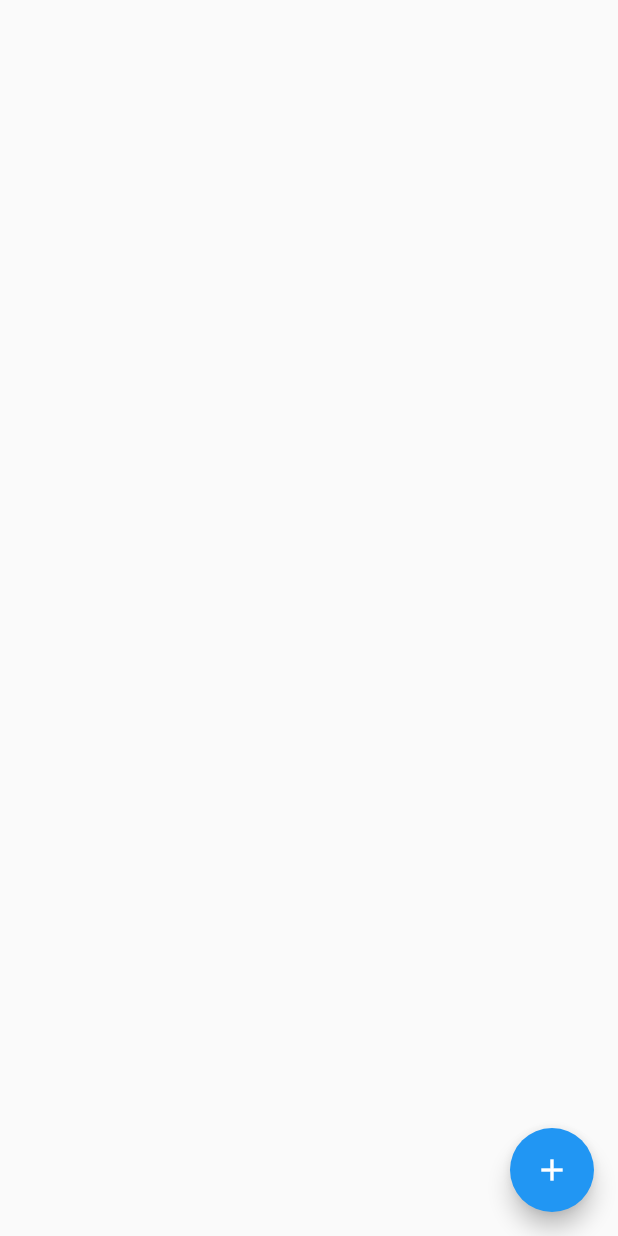
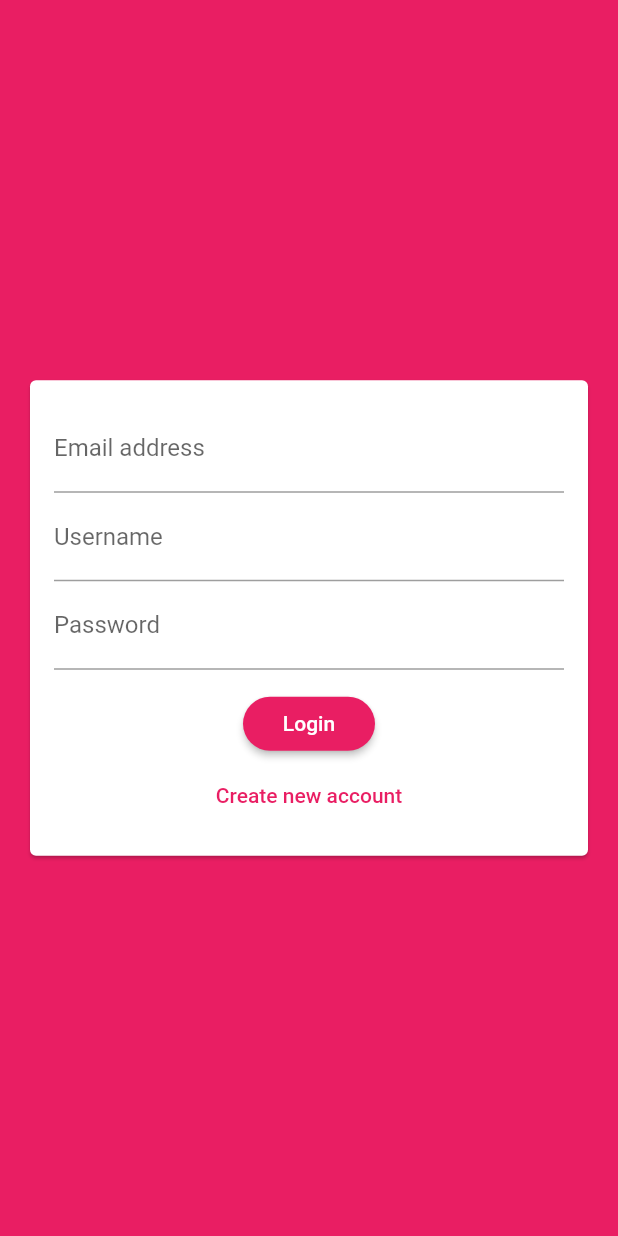
Before and after one commit to robertrh3/sample-flutter-apps, a Flutter app: the screen it shows after launch, on a phone screen of 412 x 824 dp. Run offline on Flutter 3.47's test engine with Material 2 defaults, Android fonts, the light colour scheme and no system bars; our stand-ins replace cloud_firestore, google_maps_flutter, image_picker, location, shared_preferences, sqflite; accounts and stored records are empty.

Commit message:
auth-screen-form-theme

```diff
--- a/eighth_app_firebase_chat/lib/main.dart
+++ b/eighth_app_firebase_chat/lib/main.dart
@@ -1,5 +1,6 @@
 import 'package:flutter/material.dart';
 import './screens/chat_screen.dart';
+import './screens/auth_screen.dart';
 
 void main() {
   runApp(MyApp());
@@ -11,10 +12,21 @@ class MyApp extends StatelessWidget {
     return MaterialApp(
       title: 'Flutter Chat',
       theme: ThemeData(
-        primarySwatch: Colors.blue,
+        primarySwatch: Colors.pink,
+        backgroundColor: Colors.pink,
+        accentColor: Colors.deepPurple,
+        accentColorBrightness: Brightness.dark,
+        buttonTheme: ButtonTheme.of(context).copyWith(
+          buttonColor: Colors.pink,
+          textTheme: ButtonTextTheme.primary,
+          shape: RoundedRectangleBorder(
+            borderRadius: BorderRadius.circular(20),
+          ),
+        ),
         visualDensity: VisualDensity.adaptivePlatformDensity,
       ),
-      home: ChatScreen(),
+      home: AuthScreen(),
+      // ChatScreen(),
     );
   }
 }
--- a/eighth_app_firebase_chat/lib/screens/auth_screen.dart
+++ b/eighth_app_firebase_chat/lib/screens/auth_screen.dart
@@ -0,0 +1,18 @@
+import 'package:flutter/material.dart';
+
+import '../widgets/auth/auth_form.dart';
+
+class AuthScreen extends StatefulWidget {
+  @override
+  _AuthScreenState createState() => _AuthScreenState();
+}
+
+class _AuthScreenState extends State<AuthScreen> {
+  @override
+  Widget build(BuildContext context) {
+    return Scaffold(
+      backgroundColor: Theme.of(context).primaryColor,
+      body: AuthForm(),
+    );
+  }
+}
--- /dev/null
+++ b/eighth_app_firebase_chat/lib/widgets/auth/auth_form.dart
@@ -0,0 +1,58 @@
+import 'package:flutter/material.dart';
+
+class AuthForm extends StatefulWidget {
+  @override
+  _AuthFormState createState() => _AuthFormState();
+}
+
+class _AuthFormState extends State<AuthForm> {
+  @override
+  Widget build(BuildContext context) {
+    return Center(
+      child: Card(
+        margin: EdgeInsets.all(20),
+        child: SingleChildScrollView(
+          child: Padding(
+            padding: EdgeInsets.all(16),
+            child: Form(
+              child: Column(
+                mainAxisSize: MainAxisSize.min,
+                children: <Widget>[
+                  TextFormField(
+                    keyboardType: TextInputType.emailAddress,
+                    decoration: InputDecoration(
+                      labelText: 'Email address',
+                    ),
+                  ),
+                  TextFormField(
+                    decoration: InputDecoration(
+                      labelText: 'Username',
+                    ),
+                  ),
+                  TextFormField(
+                    obscureText: true,
+                    decoration: InputDecoration(labelText: 'Password'),
+                  ),
+                  SizedBox(
+                    height: 12,
+                  ),
+                  RaisedButton(
+                    onPressed: () {},
+                    child: Text('Login'),
+                  ),
+                  FlatButton(
+                    textColor: Theme.of(context).primaryColor,
+                    onPressed: () {},
+                    child: Text(
+                      'Create new account',
+                    ),
+                  ),
+                ],
+              ),
+            ),
+          ),
+        ),
+      ),
+    );
+  }
+}
```
